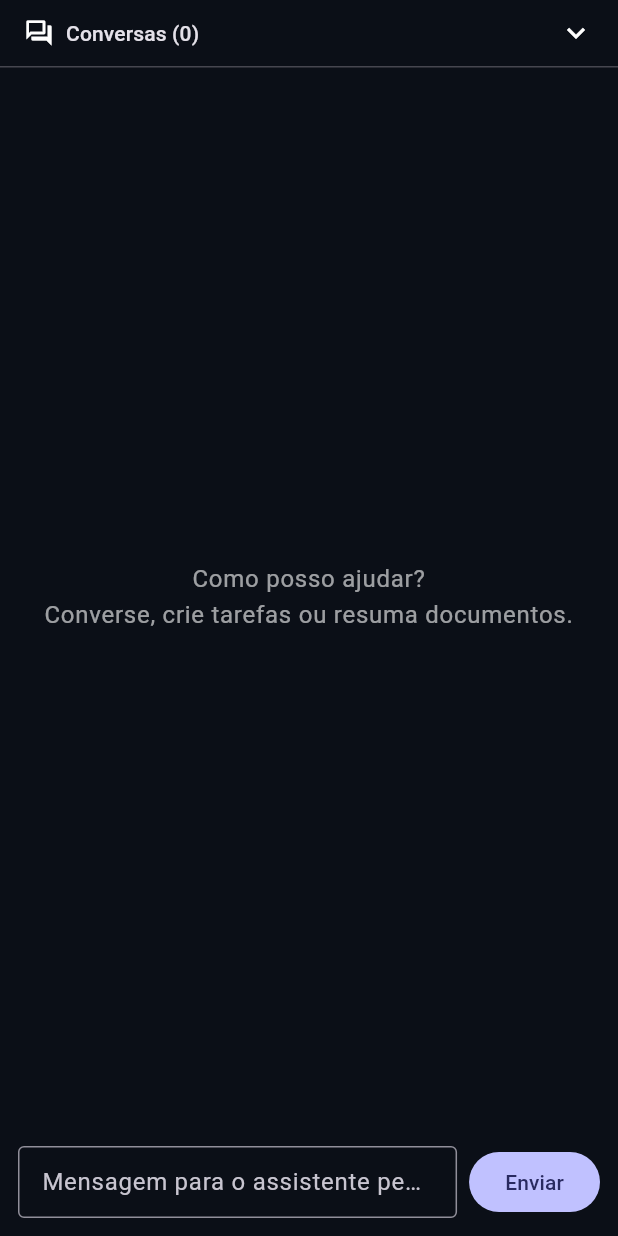
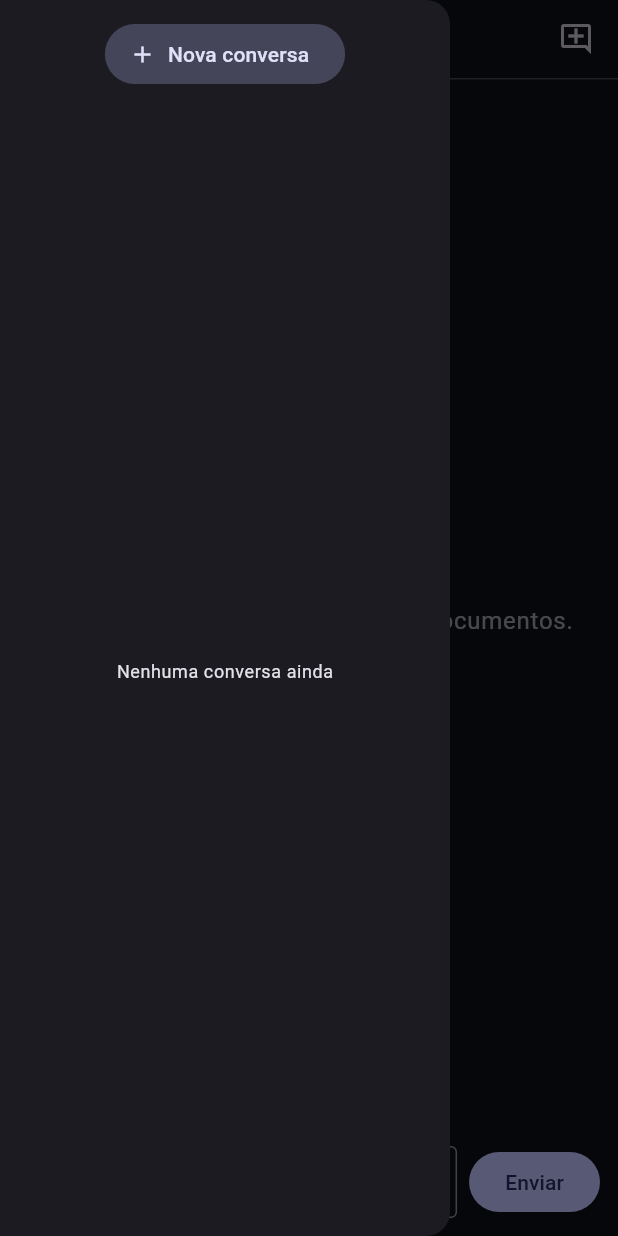
Before and after one commit to Marcello-Matos/NovaMind, a Flutter app: the ChatScreen screen opened directly, with the side drawer open (before the commit the screen has no drawer), on a phone screen of 412 x 824 dp. Run offline on Flutter 3.47's test engine with Material 3 defaults, Android fonts, the phone set to English and light mode, and no system bars; our stand-ins replace file_picker, flutter_svg, google_sign_in, image_picker, shared_preferences, sign_in_with_apple; missing offline and left inert: google_sign_in_platform_interface, google_sign_in_web; accounts and stored records are empty; network calls fail.

Commit message:
Histórico de conversas estilo ChatGPT: drawer no mobile, excluir conversa
- Mobile: menu hambúrguer abre drawer lateral com o histórico completo (fim do painel expansível no topo)
- Excluir conversa com confirmação (DELETE /conversations/:id já existia na API)
- Títulos automáticos pela primeira mensagem (backend) aparecem na lista
- Web/desktop mantém a sidebar lateral

```diff
--- a/apps/app/lib/services/novamind_api.dart
+++ b/apps/app/lib/services/novamind_api.dart
@@ -89,6 +89,9 @@ class NovaMindApi {
         'agent': ?agent,
       }));
 
+  Future<void> deleteConversation(String conversationId) =>
+      client.delete('/conversations/$conversationId');
+
   Future<List<ChatMessage>> getMessages(String conversationId) async {
     final res = await client.get('/conversations/$conversationId');
     return (res['messages'] as List)
--- a/apps/app/lib/ui/screens/chat_screen.dart
+++ b/apps/app/lib/ui/screens/chat_screen.dart
@@ -21,7 +21,6 @@ class _ChatScreenState extends State<ChatScreen> {
   String? _activeId;
   bool _sending = false;
   String? _error;
-  bool _listExpanded = false;
 
   @override
   void initState() {
@@ -157,8 +156,47 @@ class _ChatScreenState extends State<ChatScreen> {
     _submit(content: 'Não quero executar a ação "${action.tool}".');
   }
 
-  /// Lista de conversas — usada como sidebar em telas largas e como
-  /// painel expansível no topo em telas estreitas.
+  Future<void> _delete(Conversation c) async {
+    final ok = await showDialog<bool>(
+      context: context,
+      builder: (context) => AlertDialog(
+        title: const Text('Excluir conversa'),
+        content: Text(
+          'Excluir "${c.title ?? 'Sem título'}"? Essa ação não pode ser desfeita.',
+        ),
+        actions: [
+          TextButton(
+            onPressed: () => Navigator.pop(context, false),
+            child: const Text('Cancelar'),
+          ),
+          FilledButton(
+            style: FilledButton.styleFrom(
+              backgroundColor: Theme.of(context).colorScheme.error,
+            ),
+            onPressed: () => Navigator.pop(context, true),
+            child: const Text('Excluir'),
+          ),
+        ],
+      ),
+    );
+    if (ok != true) return;
+    try {
+      await _api.deleteConversation(c.id);
+      setState(() {
+        _conversations.removeWhere((x) => x.id == c.id);
+        if (_activeId == c.id) {
+          _activeId = null;
+          _messages = [];
+          _pending = [];
+        }
+      });
+    } on ApiException catch (e) {
+      setState(() => _error = e.message);
+    }
+  }
+
+  /// Lista de conversas — usada como drawer no mobile e sidebar nas
+  /// telas largas, com exclusão estilo ChatGPT.
   Widget _conversationList({VoidCallback? onPick}) {
     return Column(
       children: [
@@ -174,7 +212,14 @@ class _ChatScreenState extends State<ChatScreen> {
           ),
         ),
         Expanded(
-          child: ListView.builder(
+          child: _conversations.isEmpty
+              ? Center(
+                  child: Text(
+                    'Nenhuma conversa ainda',
+                    style: Theme.of(context).textTheme.bodySmall,
+                  ),
+                )
+              : ListView.builder(
                   itemCount: _conversations.length,
                   itemBuilder: (_, i) {
                     final c = _conversations[i];
@@ -185,6 +230,11 @@ class _ChatScreenState extends State<ChatScreen> {
                         c.title ?? 'Sem título',
                         maxLines: 1,
                         overflow: TextOverflow.ellipsis,
+                      ),
+                      trailing: IconButton(
+                        icon: const Icon(Icons.delete_outline, size: 18),
+                        tooltip: 'Excluir conversa',
+                        onPressed: () => _delete(c),
                       ),
                       onTap: () {
                         onPick?.call();
@@ -202,52 +252,71 @@ class _ChatScreenState extends State<ChatScreen> {
   Widget build(BuildContext context) {
     final theme = Theme.of(context);
     final narrow = MediaQuery.of(context).size.width < 640;
+
+    // Mobile: drawer lateral estilo ChatGPT (menu hambúrguer abre o
+    // histórico completo) + botão de nova conversa na barra do chat.
+    if (narrow) {
+      return Scaffold(
+        drawer: Drawer(
+          width: 300,
+          child: SafeArea(
+            child: _conversationList(
+              onPick: () => Navigator.of(context).pop(),
+            ),
+          ),
+        ),
+        body: Column(
+          children: [
+            Padding(
+              padding:
+                  const EdgeInsets.symmetric(horizontal: 4, vertical: 2),
+              child: Row(
+                children: [
+                  Builder(
+                    builder: (drawerContext) => IconButton(
+                      tooltip: 'Histórico de conversas',
+                      icon: const Icon(Icons.menu),
+                      onPressed: () =>
+                          Scaffold.of(drawerContext).openDrawer(),
+                    ),
+                  ),
+                  Expanded(
+                    child: Text(
+                      'NovaMind',
+                      style: theme.textTheme.titleSmall,
+                      overflow: TextOverflow.ellipsis,
+                    ),
+                  ),
+                  IconButton(
+                    tooltip: 'Nova conversa',
+                    icon: const Icon(Icons.add_comment_outlined),
+                    onPressed: _newConversation,
+                  ),
+                ],
+              ),
+            ),
+            const Divider(height: 1),
+            Expanded(child: _chatBody(theme)),
+          ],
+        ),
+      );
+    }
+
     return Row(
       children: [
-        if (!narrow)
         SizedBox(
           width: 240,
           child: _conversationList(),
         ),
-        if (!narrow) const VerticalDivider(width: 1),
-        Expanded(
-          child: Column(
+        const VerticalDivider(width: 1),
+        Expanded(child: _chatBody(theme)),
+      ],
+    );
+  }
+
+  Widget _chatBody(ThemeData theme) {
+    return Column(
       children: [
-              // Divisão horizontal em telas pequenas: lista de conversas
-              // expansível no topo, chat ocupando o resto da tela.
-              if (narrow) ...[
-                InkWell(
-                  onTap: () =>
-                      setState(() => _listExpanded = !_listExpanded),
-                  child: Padding(
-                    padding: const EdgeInsets.symmetric(
-                        horizontal: 16, vertical: 10),
-                    child: Row(
-                      children: [
-                        const Icon(Icons.forum_outlined, size: 20),
-                        const SizedBox(width: 8),
-                        Expanded(
-                          child: Text(
-                            'Conversas (${_conversations.length})',
-                            style: theme.textTheme.titleSmall,
-                          ),
-                        ),
-                        Icon(_listExpanded
-                            ? Icons.expand_less
-                            : Icons.expand_more),
-                      ],
-                    ),
-                  ),
-                ),
-                if (_listExpanded)
-                  SizedBox(
-                    height: 220,
-                    child: _conversationList(
-                      onPick: () => setState(() => _listExpanded = false),
-                    ),
-                  ),
-                const Divider(height: 1),
-              ],
         Expanded(
           child: _messages.isEmpty
                     ? Center(
@@ -348,9 +417,6 @@ class _ChatScreenState extends State<ChatScreen> {
           ),
         ),
       ],
-          ),
-        ),
-      ],
     );
   }
 }
```
Lines whose indentation alone changed are shown as unchanged.
